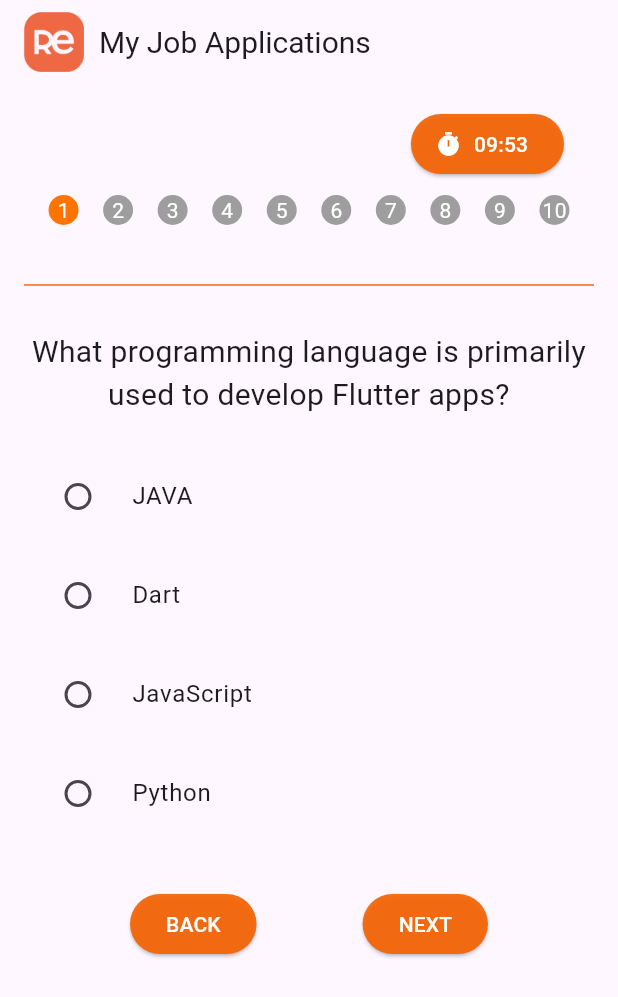
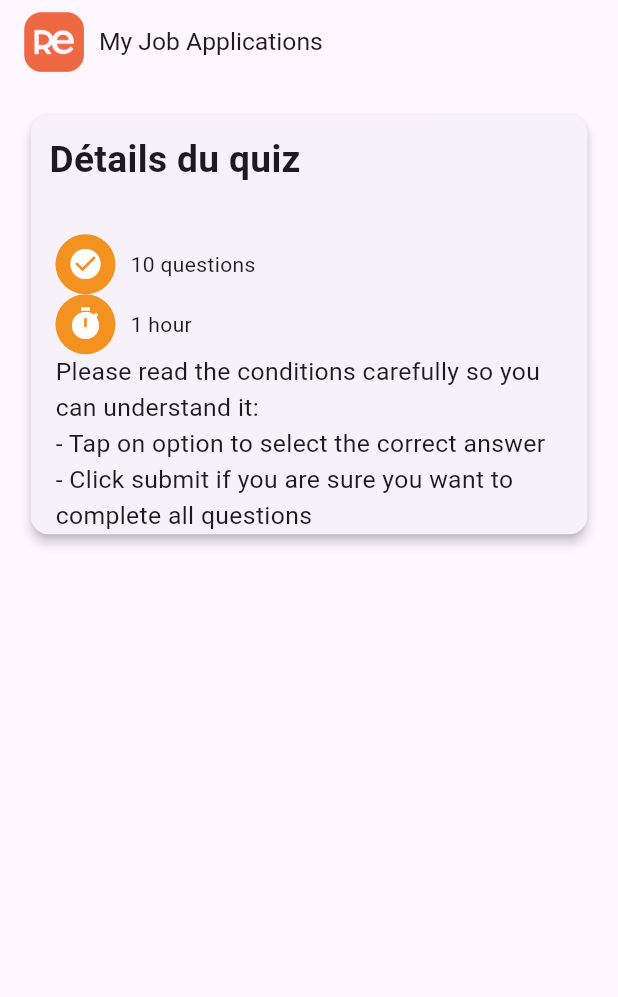
Before and after one commit to hassenmrakbenjebahi/flutter_quiz_app, a Flutter app: the screen it shows after launch, on a phone screen of 412 x 824 dp. Shown: the top 997 px of the screen. Run offline on Flutter 3.47's test engine with Material 3 defaults, Android fonts, the phone set to English and light mode, and no system bars; our stand-ins replace get; Roboto replaces fonts that are missing (creditCardNumber).

Commit message:
detailquiz screen

```diff
--- a/lib/main.dart
+++ b/lib/main.dart
@@ -1,8 +1,9 @@
 import 'package:flutter/material.dart';
 import 'package:get/get.dart';
+import 'package:quizapp/screens/DetailQuizScreen.dart';
 import 'package:quizapp/screens/quiz.dart';
 import 'package:quizapp/screens/score.dart';
-
+import 'package:quizapp/screens/DetailQuizScreen.dart';
 
 
 void main() {
@@ -14,12 +15,11 @@ class MyApp extends StatelessWidget {
   Widget build(BuildContext context) {
     return GetMaterialApp(
       debugShowCheckedModeBanner: false,
-       initialRoute: '/quiz',
+       initialRoute: '/detailquiz',
       getPages: [
         GetPage(name: '/quiz', page: () => QuizApp()),
         GetPage(name: '/score', page: () => ScoreQuiz()),
-
-
+        GetPage(name: '/detailquiz', page:()=> DetailQuizScreen()),
       ],
     );
   }
--- /dev/null
+++ b/lib/screens/DetailQuizScreen.dart
@@ -0,0 +1,120 @@
+import 'package:flutter/material.dart';
+
+class DetailQuizScreen extends StatefulWidget {
+  const DetailQuizScreen({Key? key}) : super(key: key);
+
+  @override
+  State<DetailQuizScreen> createState() => _DetailQuizScreenState();
+}
+
+class _DetailQuizScreenState extends State<DetailQuizScreen> {
+  @override
+  Widget build(BuildContext context) {
+    final double screenWidth = MediaQuery.of(context).size.width;
+
+    return Scaffold(
+      appBar: AppBar(
+        title: Row(
+          children: [
+            Image.asset(
+              "assets/logo.png",
+              width: 40.0,
+              height: 40.0,
+            ),
+            SizedBox(width: 10),
+            Text(
+              'My Job Applications',
+              style: TextStyle(
+                fontSize: screenWidth * 0.04, // Taille de police adaptative
+              ),
+            ),
+          ],
+        ),
+      ),
+      body: SingleChildScrollView(
+        child: Padding(
+          padding: EdgeInsets.all(screenWidth * 0.04), // Padding adaptatif
+          child: Card(
+            elevation: 3.0,
+            child: Column(
+              crossAxisAlignment: CrossAxisAlignment.stretch,
+              children: [
+                Padding(
+                  padding: EdgeInsets.all(screenWidth * 0.03), // Padding adaptatif
+                  child: Text(
+                    'Détails du quiz',
+                    style: TextStyle(
+                      fontSize: screenWidth * 0.06, // Taille de police adaptative
+                      fontWeight: FontWeight.bold,
+                    ),
+                  ),
+                ),
+
+                SizedBox(height: 20.0), // Espacement entre les règles du quiz et le reste du contenu
+                Padding(
+                  padding: EdgeInsets.symmetric(horizontal: screenWidth * 0.04),
+                  child: Row(
+                    children: [
+                      _buildCircleIcon(Icons.check_circle), // Appel à une fonction pour créer l'icône dans un cercle
+                      SizedBox(width: 10), // Espacement entre l'icône et le texte
+                      Text('10 questions'), // Texte de la règle
+                    ],
+                  ),
+                ),
+                Padding(
+                  padding: EdgeInsets.symmetric(horizontal: screenWidth * 0.04),
+                  child: Row(
+                    children: [
+                      _buildCircleIcon(Icons.timer), // Appel à une fonction pour créer l'icône dans un cercle
+                      SizedBox(width: 10), // Espacement entre l'icône et le texte
+                      Text('1 hour'), // Texte de la règle
+                    ],
+                  ),
+                ),
+                 SizedBox(width: 10),
+                 Padding(
+                  padding: EdgeInsets.symmetric(horizontal: screenWidth * 0.04),
+                  child: Text(
+                    'Please read the conditions carefully so you can understand it:',
+                    style: TextStyle(fontSize: screenWidth * 0.04),
+                  ),
+                ),
+                 SizedBox(width: 10),
+                Padding(
+                  padding: EdgeInsets.symmetric(horizontal: screenWidth * 0.04),
+                  child: Text(
+                    '- Tap on option to select the correct answer',
+                    style: TextStyle(fontSize: screenWidth * 0.04),
+                  ),
+                ),
+                Padding(
+                  padding: EdgeInsets.symmetric(horizontal: screenWidth * 0.04),
+                  child: Text(
+                    '- Click submit if you are sure you want to complete all questions',
+                    style: TextStyle(fontSize: screenWidth * 0.04),
+                  ),
+                ),
+              ],
+            ),
+          ),
+        ),
+      ),
+    );
+  }
+
+  Widget _buildCircleIcon(IconData iconData) {
+    return Container(
+      width: 40.0,
+      height: 40.0,
+      decoration: BoxDecoration(
+        shape: BoxShape.circle,
+        color: const Color.fromARGB(255, 243, 145, 33), // Couleur du cercle
+      ),
+      child: Icon(
+        iconData,
+        color: Colors.white, // Couleur de l'icône
+        size: 24.0, // Taille de l'icône
+      ),
+    );
+  }
+}
--- a/lib/screens/quiz.dart
+++ b/lib/screens/quiz.dart
@@ -1,6 +1,3 @@
-
-  /////
-  ///
  import 'package:flutter/material.dart';
 import 'dart:async';
 
@@ -163,10 +160,10 @@ void _navigateToScoreScreen(){
             children: [
               ElevatedButton.icon(
                 onPressed: () {},
-                icon: Icon(Icons.timer,color: Colors.white),
+                icon: Icon(Icons.timer_outlined,color: Colors.white,size: 15.0),
                 label: Text(
                   '${(_remainingTimeInSeconds ~/ 60).toString().padLeft(2, '0')}:${(_remainingTimeInSeconds % 60).toString().padLeft(2, '0')}',
-                    style: TextStyle(color: Colors.white), // Texte blanc
+                    style: TextStyle(color: Colors.white,fontSize: 15.0), // Texte blanc
 
                 ),
 
@@ -200,7 +197,6 @@ void _navigateToScoreScreen(){
               ),
             ),
           ),
-          SizedBox(height: 10),
           Divider(
               color: Color.fromARGB(255, 250, 104, 6),
               height: 60.0,
@@ -221,6 +217,8 @@ void _navigateToScoreScreen(){
                 .map(
                 (entry) => Padding(
                 padding: EdgeInsets.symmetric(vertical: 5.0),
+                child: Card(
+                elevation: 3, // Ajoute une ombre pour un effet de profondeur
                 child: RadioListTile<int>(
                 title: Text(entry.value),
                 value: entry.key,
@@ -228,9 +226,11 @@ void _navigateToScoreScreen(){
                 onChanged: _isTimeUp ? null : (value) => _answerQuestion(value!),
               ),
             ),
+          ),
         )
        .toList(),
       ),
+
                 SizedBox(height: 10.0),
                 if (_isTimeUp)
                     Column(
@@ -265,7 +265,9 @@ void _navigateToScoreScreen(){
          onPressed:_questionIndex < _questions.length - 1 ? _nextQuestion : _navigateToScoreScreen,
          child: Text(_questionIndex < _questions.length - 1 ? 'NEXT' : 'SEND', style: TextStyle(color: Colors.white)),
          style: ElevatedButton.styleFrom(
-    backgroundColor: Color.fromARGB(238, 245, 101, 5),
+         backgroundColor: _questionIndex < _questions.length - 1
+           ? Color.fromARGB(238, 245, 101, 5)
+           : Colors.teal,
            ),
           ),
          ],
```
Lines whose indentation alone changed are shown as unchanged.
